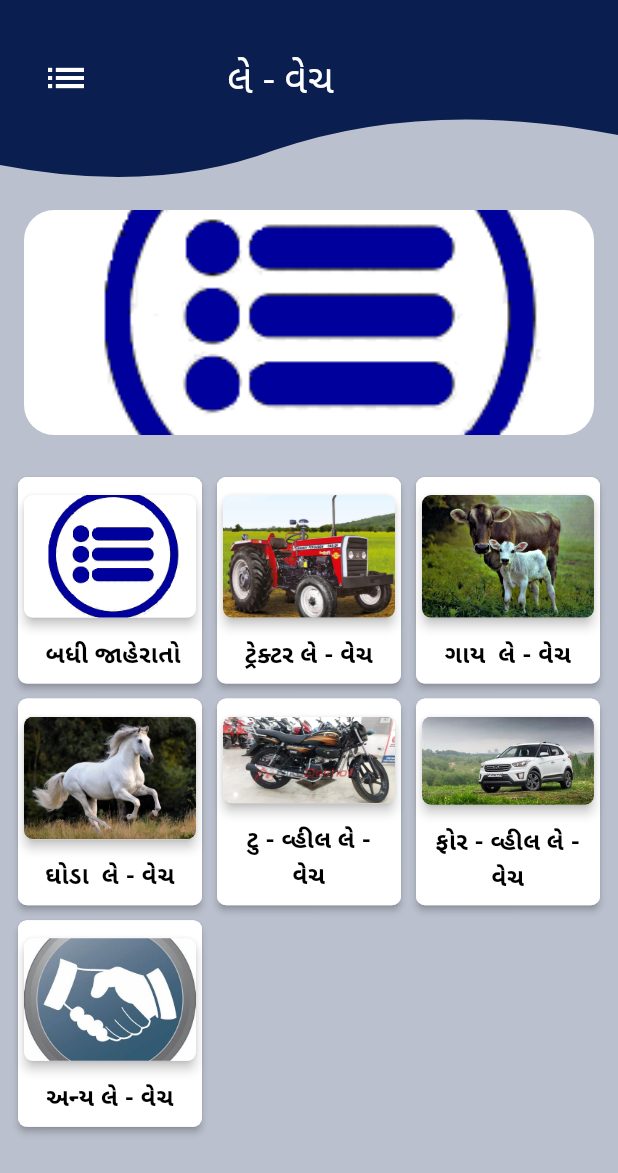
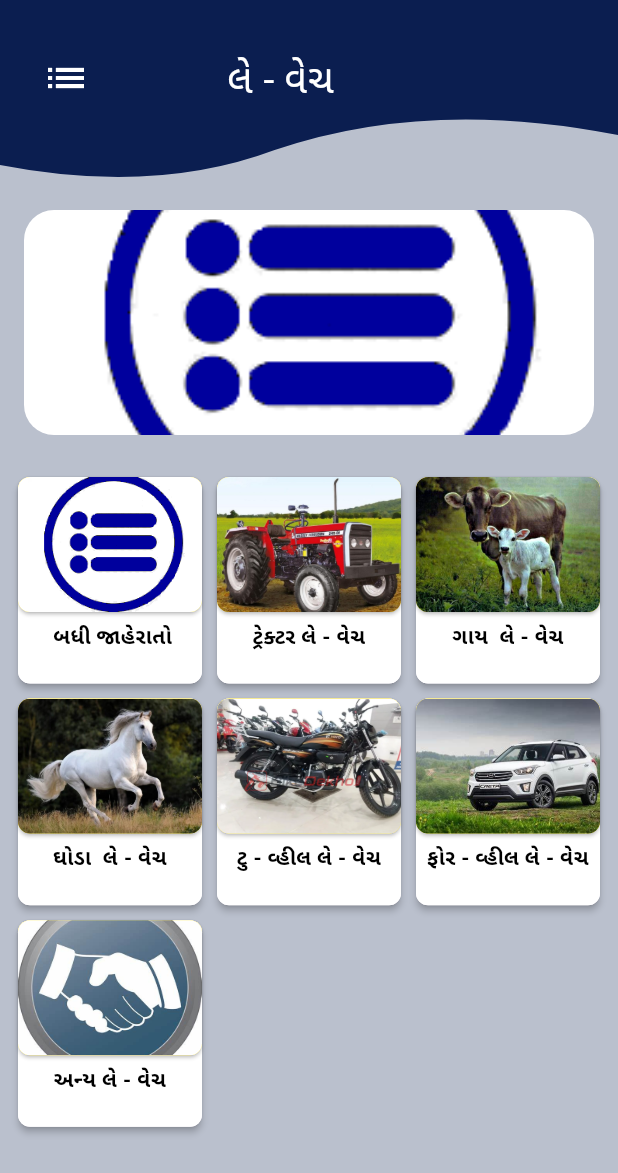
Before and after one commit to tusharaddeveloper/le-vech, a Flutter app: the HomeScreen screen opened directly, on a phone screen of 412 x 824 dp. Shown: the top 1173 px of the screen. Run offline on Flutter 3.47's test engine with Material 3 defaults, Android fonts, the phone set to English and light mode, and no system bars; drawn by our look-alikes of carousel_slider; our stand-ins replace cached_network_image, cloud_firestore, firebase_auth, firebase_core, firebase_storage, flutter_custom_clippers and 6 more; accounts and stored records are empty; statements that could not run were skipped.

Commit message:
- overflow error fix in home screen - comman text on going

```diff
--- a/lib/Controller/Add Controller/add_controller.dart
+++ b/lib/Controller/Add Controller/add_controller.dart
@@ -5,6 +5,7 @@ import 'dart:io';
 import 'package:flutter/material.dart';
 import 'package:le_vech/Controller/Auth%20Controller/noted_controller.dart';
 import 'package:le_vech/Controller/Profile%20Controller/profile_controller.dart';
+import 'package:le_vech/Widgets/app_text.dart';
 import 'package:le_vech/Widgets/image_const.dart';
 import 'package:le_vech/Widgets/string_const.dart';
 import 'package:image_picker/image_picker.dart';
@@ -44,7 +45,7 @@ class AddController extends GetxController {
         selectedImages.add(File(xfilePick[i].path));
       }
     } else {
-      ScaffoldMessenger.of(context).showSnackBar(SnackBar(content: Text("AppString.nothingSelected")));
+      ScaffoldMessenger.of(context).showSnackBar(SnackBar(content: AppText(text: "Images Not Select",size: 14,)));
     }
     if (pickedFile.isNotEmpty) {
       for (var element in pickedFile) {
--- a/lib/Screens/All Category Screen/Cow Screen/cow_screen.dart
+++ b/lib/Screens/All Category Screen/Cow Screen/cow_screen.dart
@@ -44,7 +44,8 @@ class _CowScreenState extends State<CowScreen> {
                   : Container(
                       height: 400,
                       alignment: Alignment.center,
-                      child: Text("કોઈ જાહેરાત નથી મળી.", style: TextStyle(color: AppColor.iconColor, fontSize: 22, fontWeight: FontWeight.w500), textAlign: TextAlign.center));
+                      child: AppText(text: "કોઈ જાહેરાત નથી મળી.",txtColor: AppColor.iconColor,size: 22,fontWeight: FontWeight.w500,txtAlign: TextAlign.center,)
+          );
         }));
   }
 }
--- a/lib/Screens/All Category Screen/Fourwheel Screen/four_wheel.dart
+++ b/lib/Screens/All Category Screen/Fourwheel Screen/four_wheel.dart
@@ -45,7 +45,7 @@ class _FourWheelState extends State<FourWheel> {
                   : Container(
                       height: 400,
                       alignment: Alignment.center,
-                      child: Text("કોઈ જાહેરાત નથી મળી.", style: TextStyle(color: AppColor.iconColor, fontSize: 22, fontWeight: FontWeight.w500), textAlign: TextAlign.center));
+              child: AppText(text: "કોઈ જાહેરાત નથી મળી.",txtColor: AppColor.iconColor,size: 22,fontWeight: FontWeight.w500,txtAlign: TextAlign.center,));
         }));
   }
 }
--- a/lib/Screens/All Category Screen/Horse Screen/horse_screen.dart
+++ b/lib/Screens/All Category Screen/Horse Screen/horse_screen.dart
@@ -44,7 +44,7 @@ class _HorseScreenState extends State<HorseScreen> {
                   : Container(
                       height: 400,
                       alignment: Alignment.center,
-                      child: Text("કોઈ જાહેરાત નથી મળી.", style: TextStyle(color: AppColor.iconColor, fontSize: 22, fontWeight: FontWeight.w500), textAlign: TextAlign.center));
+              child: AppText(text: "કોઈ જાહેરાત નથી મળી.",txtColor: AppColor.iconColor,size: 22,fontWeight: FontWeight.w500,txtAlign: TextAlign.center));
         }));
   }
 }
--- a/lib/Screens/All Category Screen/Other Screen/other_screen.dart
+++ b/lib/Screens/All Category Screen/Other Screen/other_screen.dart
@@ -46,7 +46,7 @@ class _OtherScreenState extends State<OtherScreen> {
                   : Container(
                       height: 400,
                       alignment: Alignment.center,
-                      child: Text("કોઈ જાહેરાત નથી મળી.", style: TextStyle(color: AppColor.iconColor, fontSize: 22, fontWeight: FontWeight.w500), textAlign: TextAlign.center)));
+              child: AppText(text: "કોઈ જાહેરાત નથી મળી.",txtColor: AppColor.iconColor,size: 22,fontWeight: FontWeight.w500,txtAlign: TextAlign.center)));
     });
   }
 }
--- a/lib/Screens/All Category Screen/Tractor Screen/tractor_screen.dart
+++ b/lib/Screens/All Category Screen/Tractor Screen/tractor_screen.dart
@@ -43,7 +43,7 @@ class _TractorScreenState extends State<TractorScreen> {
                   : Container(
                       height: 400,
                       alignment: Alignment.center,
-                      child: Text("કોઈ જાહેરાત નથી મળી.", style: TextStyle(color: AppColor.iconColor, fontSize: 22, fontWeight: FontWeight.w500), textAlign: TextAlign.center));
+              child: AppText(text: "કોઈ જાહેરાત નથી મળી.",txtColor: AppColor.iconColor,size: 22,fontWeight: FontWeight.w500,txtAlign: TextAlign.center));
         }));
   }
 }
--- a/lib/Screens/All Category Screen/Twowheel Screen/two_wheel.dart
+++ b/lib/Screens/All Category Screen/Twowheel Screen/two_wheel.dart
@@ -44,7 +44,7 @@ class _TwoWheelState extends State<TwoWheel> {
                   : Container(
                       height: 400,
                       alignment: Alignment.center,
-                      child: Text("કોઈ જાહેરાત નથી મળી.", style: TextStyle(color: AppColor.iconColor, fontSize: 22, fontWeight: FontWeight.w500), textAlign: TextAlign.center));
+                    child: AppText(text: "કોઈ જાહેરાત નથી મળી.",txtColor: AppColor.iconColor,size: 22,fontWeight: FontWeight.w500,txtAlign: TextAlign.center));
           ;
         }));
   }
--- a/lib/Screens/Auth/login_screen.dart
+++ b/lib/Screens/Auth/login_screen.dart
@@ -3,6 +3,7 @@ import 'package:get/get.dart';
 import 'package:le_vech/Controller/Auth%20Controller/login_controller.dart';
 import 'package:le_vech/Widgets/app_bar.dart';
 import 'package:le_vech/Widgets/app_button.dart';
+import 'package:le_vech/Widgets/app_text.dart';
 import 'package:le_vech/Widgets/app_textfieled.dart';
 import 'package:le_vech/Widgets/color_const.dart';
 import 'package:le_vech/Widgets/string_const.dart';
@@ -30,7 +31,8 @@ class _LoginSCreenState extends State<LoginSCreen> {
         Padding(
             padding: const EdgeInsets.only(left: 16, right: 16, top: 30),
             child: Column(crossAxisAlignment: CrossAxisAlignment.center, children: [
-              Text(AppString.enterNum, style: TextStyle(color: AppColor.themecolor, fontSize: 18, fontWeight: FontWeight.w600)),
+             /* Text(AppString.enterNum, style: TextStyle(color: AppColor.themecolor, fontSize: 18, fontWeight: FontWeight.w600)),*/
+              AppText(text: AppString.enterNum,txtColor: AppColor.themecolor,size: 18,fontWeight: FontWeight.w600),
               const SizedBox(height: 24),
               AppTextField(txtValue: AppString.mobileNo, lableValue: AppString.mobileNo, controller: loginController.mobileNoController.value, maxLength: 10, keytype: TextInputType.number),
               const SizedBox(height: 10),
--- a/lib/Screens/Home Screen/home_screen.dart
+++ b/lib/Screens/Home Screen/home_screen.dart
@@ -39,6 +39,7 @@ class _HomeScreenState extends State<HomeScreen> {
 
   @override
   Widget build(BuildContext context) {
+
     return Obx(() {
       return Scaffold(
           backgroundColor: AppColor.txtfilled,
@@ -73,8 +74,14 @@ class _HomeScreenState extends State<HomeScreen> {
                       options: CarouselOptions(height: 150, autoPlay: true, autoPlayInterval: const Duration(seconds: 2), aspectRatio: 16 / 9, viewportFraction: 1),
                       items: homeController.imageList.map((i) {
                         return Builder(builder: (BuildContext context) {
-                          return Column(
-                              children: [Padding(padding: const EdgeInsets.symmetric(horizontal: 8), child: Container(height: 150, width: double.infinity, decoration: BoxDecoration(borderRadius: BorderRadius.circular(20), image: DecorationImage(image: AssetImage(i), fit: BoxFit.cover))))]);
+                          return Column(children: [
+                            Padding(
+                                padding: const EdgeInsets.symmetric(horizontal: 8),
+                                child: Container(
+                                    height: 150,
+                                    width: double.infinity,
+                                    decoration: BoxDecoration(borderRadius: BorderRadius.circular(20), image: DecorationImage(image: AssetImage(i), fit: BoxFit.cover))))
+                          ]);
                         });
                       }).toList()),
                   const SizedBox(height: 16)
@@ -93,17 +100,37 @@ class _HomeScreenState extends State<HomeScreen> {
                           },
                           child: Card(
                               elevation: 2,
-                              shape: RoundedRectangleBorder(borderRadius: BorderRadius.circular(6)),
+                              shape: const RoundedRectangleBorder(
+                                  borderRadius: BorderRadius.only(bottomLeft: Radius.circular(8), bottomRight: Radius.circular(8), topLeft: Radius.circular(8), topRight: Radius.circular(8))),
+
                               child: Container(
-                                  decoration: BoxDecoration(borderRadius: BorderRadius.circular(6), color: AppColor.primarycolor),
+                                  decoration: BoxDecoration(borderRadius: BorderRadius.circular(8), color: AppColor.primarycolor),
                                   child: Column(children: [
-                                    const SizedBox(height: 8),
+                                    Card(
+                                      margin: EdgeInsets.zero,
+                                      shape: const RoundedRectangleBorder(
+                                          borderRadius: BorderRadius.only(bottomLeft: Radius.circular(8), bottomRight: Radius.circular(8), topLeft: Radius.circular(8), topRight: Radius.circular(8))),
+                                      child: Container(
+                                          height: 90,
+                                          width: double.infinity,
+                                          decoration: BoxDecoration(
+                                              borderRadius: BorderRadius.only(bottomLeft: Radius.circular(8), bottomRight: Radius.circular(8), topLeft: Radius.circular(8), topRight: Radius.circular(8)),
+                                              color: Colors.yellow,
+                                              image: DecorationImage(
+                                                image: AssetImage(homeController.imageList[index]),
+                                                fit: BoxFit.cover,
+                                              ))),
+                                    ),
                                     Expanded(
-                                        child: Card(
-                                            elevation: 3,
-                                            shape: RoundedRectangleBorder(borderRadius: BorderRadius.circular(6)),
-                                            child: Container(width: 140, decoration: BoxDecoration(borderRadius: BorderRadius.circular(6), image: DecorationImage(image: AssetImage(homeController.imageList[index]), fit: BoxFit.cover))))),
-                                    Padding(padding: const EdgeInsets.all(8.0), child: Text(homeController.itemName.value[index], style: TextStyle(color: AppColor.primarycolorblack, fontSize: 16, fontWeight: FontWeight.w600), textAlign: TextAlign.center))
+                                      child: Padding(
+                                          padding: const EdgeInsets.all(6.0),
+                                          child: Text(
+                                            homeController.itemName[index],
+                                            maxLines: 1,
+                                            style: TextStyle(color: AppColor.primarycolorblack, fontSize: 14, fontWeight: FontWeight.w600),
+                                            textAlign: TextAlign.center,
+                                          )),
+                                    )
                                   ]))));
                     }))
           ]))),
@@ -124,20 +151,35 @@ class _HomeScreenState extends State<HomeScreen> {
                             decoration: const BoxDecoration(shape: BoxShape.circle),
                             child: ClipRRect(
                               borderRadius: BorderRadius.circular(80),
-                              child:
-                                  CachedNetworkImage(height: 100, width: 100, imageUrl: profileController.profileUrl.value, placeholder: (context, url) => Image(image: AssetImage(AppImage.imglogo)), errorWidget: (context, url, error) => Image(image: AssetImage(AppImage.imglogo)), fit: BoxFit.cover),
+                              child: CachedNetworkImage(
+                                  height: 100,
+                                  width: 100,
+                                  imageUrl: profileController.profileUrl.value,
+                                  placeholder: (context, url) => Image(image: AssetImage(AppImage.imglogo)),
+                                  errorWidget: (context, url, error) => Image(image: AssetImage(AppImage.imglogo)),
+                                  fit: BoxFit.cover),
                             )),
                         const SizedBox(width: 18),
                         profileController.profileUrl.value.isNotEmpty
-                            ? Column(crossAxisAlignment: CrossAxisAlignment.start, children: [
-                                Text("${profileController.nameController.value.text} ${profileController.surnameController.value.text}", overflow: TextOverflow.ellipsis, style: TextStyle(fontSize: 18, color: AppColor.primarycolor)),
-                                const SizedBox(height: 8),
-                                Text("+91 ${profileController.mobileController.value.text}", overflow: TextOverflow.ellipsis, style: TextStyle(fontSize: 16, color: AppColor.primarycolor))
-                              ])
+                            ? SizedBox(width: MediaQuery.of(context).size.width*0.410,
+
+                          child: Column(crossAxisAlignment: CrossAxisAlignment.start, children: [
+                                  Text("${profileController.nameController.value.text} ${profileController.surnameController.value.text}",
+                                      overflow: TextOverflow.ellipsis,maxLines: 1 ,style: TextStyle(fontSize: 18, color: AppColor.primarycolor)),
+                                  const SizedBox(height: 6),
+                                  Text("+91 ${profileController.mobileController.value.text}", overflow: TextOverflow.ellipsis,maxLines: 1, style: TextStyle(fontSize: 16, color: AppColor.primarycolor))
+                                ]),
+                            )
                             : Text(" Le-vecha ", overflow: TextOverflow.ellipsis, style: TextStyle(fontSize: 18, color: AppColor.primarycolor))
                       ]),
                       const Spacer(),
-                      Row(children: [const Spacer(), Text(AppString.edit, overflow: TextOverflow.ellipsis, style: TextStyle(fontSize: 18, color: AppColor.primarycolor)), const SizedBox(width: 10), Icon(Icons.edit, color: AppColor.primarycolor, size: 22), const SizedBox(width: 20)]),
+                      Row(children: [
+                        const Spacer(),
+                        Text(AppString.edit, overflow: TextOverflow.ellipsis, style: TextStyle(fontSize: 18, color: AppColor.primarycolor)),
+                        const SizedBox(width: 10),
+                        Icon(Icons.edit, color: AppColor.primarycolor, size: 22),
+                        const SizedBox(width: 20)
+                      ]),
                       const SizedBox(height: 10)
                     ]) //BoxDecoration
                     )),
```
Also changed, not shown: lib/Screens/Ad Screen/add_screen.dart (+9 -4 lines), lib/Screens/Ad Screen/send_add.dart (+15 -11 lines), lib/Screens/All Category Screen/All Category Screen/all_category_screen.dart (+32 -12 lines), lib/Screens/Auth/otp_screen.dart (+7 -3 lines), lib/Screens/Like Screen/like_screen.dart (+6 -5 lines).
